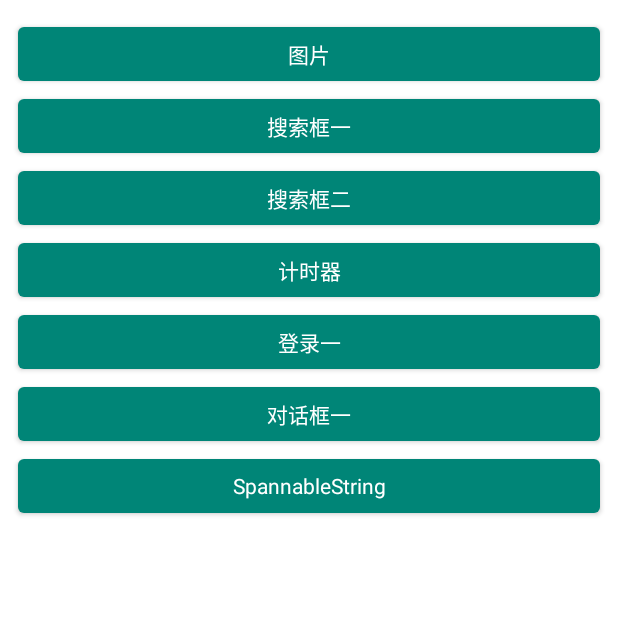
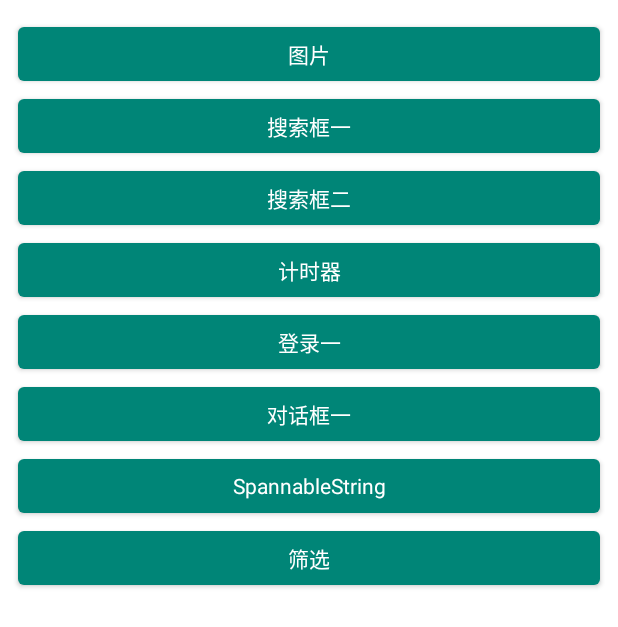
Before and after one commit to snpmyn/Widget, an Android app: the screen it shows after launch (MainActivity), after a tap on "图片", on a phone screen of 412 x 824 dp. Shown: the top 627 px of the screen. Run offline under Robolectric (Android 15) with nearby library versions, the phone set to English and light mode, and no system bars; our stand-ins replace ButterKnife; libraries missing offline, so code that uses them is left out: com.zsp.utilone; 1 statement that could not run was skipped.

Commit message:
筛选模块优化

```diff
--- a/app/src/main/AndroidManifest.xml
+++ b/app/src/main/AndroidManifest.xml
@@ -15,6 +15,7 @@
         android:theme="@style/AppTheme"
         tools:ignore="GoogleAppIndexingWarning"
         tools:replace="android:allowBackup">
+        <activity android:name="example.screen.ScreenActivity" />
         <activity android:name="example.SpannableStringActivity" />
         <activity android:name="example.DialogOneActivity" />
         <activity android:name="example.HomeActivity" />
--- a/app/src/main/java/com/zsp/widget/MainActivity.java
+++ b/app/src/main/java/com/zsp/widget/MainActivity.java
@@ -16,6 +16,7 @@ import example.SearchBoxOneActivity;
 import example.SearchBoxTwoActivity;
 import example.SpannableStringActivity;
 import example.TimerActivity;
+import example.screen.ScreenActivity;
 
 /**
  * @decs: 主页
@@ -36,7 +37,8 @@ public class MainActivity extends AppCompatActivity {
             R.id.mainActivityMbTimer,
             R.id.mainActivityMbLoginOne,
             R.id.mainActivityMbDialogOne,
-            R.id.mainActivityMbSpannableString})
+            R.id.mainActivityMbSpannableString,
+            R.id.mainActivityMbScreen})
     public void onViewClicked(View view) {
         switch (view.getId()) {
             // Switch
@@ -67,6 +69,10 @@ public class MainActivity extends AppCompatActivity {
             case R.id.mainActivityMbSpannableString:
                 IntentUtils.jumpNoBundle(this, SpannableStringActivity.class);
                 break;
+            // 筛选
+            case R.id.mainActivityMbScreen:
+                IntentUtils.jumpNoBundle(this, ScreenActivity.class);
+                break;
             default:
                 break;
         }
--- a/app/src/main/res/layout/activity_main.xml
+++ b/app/src/main/res/layout/activity_main.xml
@@ -56,4 +56,11 @@
         android:layout_height="wrap_content"
         android:text="@string/spannableString"
         android:textAppearance="?android:attr/textAppearanceInverse" />
+
+    <com.google.android.material.button.MaterialButton
+        android:id="@+id/mainActivityMbScreen"
+        android:layout_width="match_parent"
+        android:layout_height="wrap_content"
+        android:text="@string/screen"
+        android:textAppearance="?android:attr/textAppearanceInverse" />
 </LinearLayout>
--- a/app/src/main/res/values/strings.xml
+++ b/app/src/main/res/values/strings.xml
@@ -18,4 +18,5 @@
     <string name="search">搜索</string>
     <string name="list">列表</string>
     <string name="spannableString">SpannableString</string>
+    <string name="screen">筛选</string>
 </resources>
--- a/app/src/main/res/values/styles.xml
+++ b/app/src/main/res/values/styles.xml
@@ -10,6 +10,28 @@
         <item name="windowActionBar">false</item>
         <!--无标题-->
         <item name="windowNoTitle">true</item>
+        <!--ShapeAppearance-->
+        <item name="shapeAppearanceSmallComponent">@style/ShapeAppearance.MyApp.SmallComponent
+        </item>
+        <item name="shapeAppearanceMediumComponent">@style/ShapeAppearance.MyApp.MediumComponent
+        </item>
+        <item name="shapeAppearanceLargeComponent">@style/ShapeAppearance.MyApp.LargeComponent
+        </item>
+    </style>
+
+    <style name="ShapeAppearance.MyApp.SmallComponent" parent="ShapeAppearance.MaterialComponents.SmallComponent">
+        <item name="cornerFamily">rounded</item>
+        <item name="cornerSize">@dimen/dp_4</item>
+    </style>
+
+    <style name="ShapeAppearance.MyApp.MediumComponent" parent="ShapeAppearance.MaterialComponents.MediumComponent">
+        <item name="cornerFamily">rounded</item>
+        <item name="cornerSize">@dimen/dp_8</item>
+    </style>
+
+    <style name="ShapeAppearance.MyApp.LargeComponent" parent="ShapeAppearance.MaterialComponents.LargeComponent">
+        <item name="cornerFamily">rounded</item>
+        <item name="cornerSize">@dimen/dp_16</item>
     </style>
 
 </resources>
--- a/library/src/main/java/com/zsp/library/screen/ScreenAdapter.java
+++ b/library/src/main/java/com/zsp/library/screen/ScreenAdapter.java
@@ -26,6 +26,7 @@ public class ScreenAdapter extends RecyclerView.Adapter<ScreenAdapter.ViewHolder
     private Context context;
     private List<List<String>> keyList;
     private List<Map<Integer, Boolean>> valueList;
+    private List<String> canCancelAfterSingleSelectList;
     private OnRecyclerViewItemClickListener onRecyclerViewItemClickListener;
     private List<ScreenNestAdapter> screenNestAdapters;
 
@@ -38,9 +39,10 @@ public class ScreenAdapter extends RecyclerView.Adapter<ScreenAdapter.ViewHolder
         this.context = context;
     }
 
-    void setScreeningData(Map<List<String>, Map<Integer, Boolean>> map) {
+    void setScreeningData(Map<List<String>, Map<Integer, Boolean>> map, List<String> list) {
         this.keyList = new ArrayList<>(map.keySet());
         this.valueList = new ArrayList<>(map.values());
+        this.canCancelAfterSingleSelectList = list;
         this.screenNestAdapters = new ArrayList<>(map.size());
     }
 
@@ -69,7 +71,7 @@ public class ScreenAdapter extends RecyclerView.Adapter<ScreenAdapter.ViewHolder
         recyclerViewKit.gridLayout(integerList.get(0), 36, true);
         // 嵌套（适配器）
         ScreenNestAdapter screenNestAdapter = new ScreenNestAdapter(context,
-                leftList.subList(1, leftList.size()), leftList.get(0), booleanList.get(0));
+                leftList.subList(1, leftList.size()), leftList.get(0), booleanList.get(0), canCancelAfterSingleSelectList.contains(leftList.get(0)));
         screenNestAdapters.add(screenNestAdapter);
         // 嵌套（控件关联适配器）
         holder.screenItemRv.setAdapter(screenNestAdapter);
```
Also changed, not shown: app/src/main/java/example/screen/ScreenActivity.java (added, +105 -0 lines), app/src/main/java/example/screen/kit/ScreenActivityKit.java (added, +163 -0 lines), app/src/main/res/layout/activity_screen.xml (added, +28 -0 lines), library/src/main/java/com/zsp/library/screen/ScreenDataKit.java (+19 -13 lines), library/src/main/java/com/zsp/library/screen/ScreenHandleKit.java (+23 -7 lines), library/src/main/java/com/zsp/library/screen/ScreenNestAdapter.java (+7 -2 lines).
